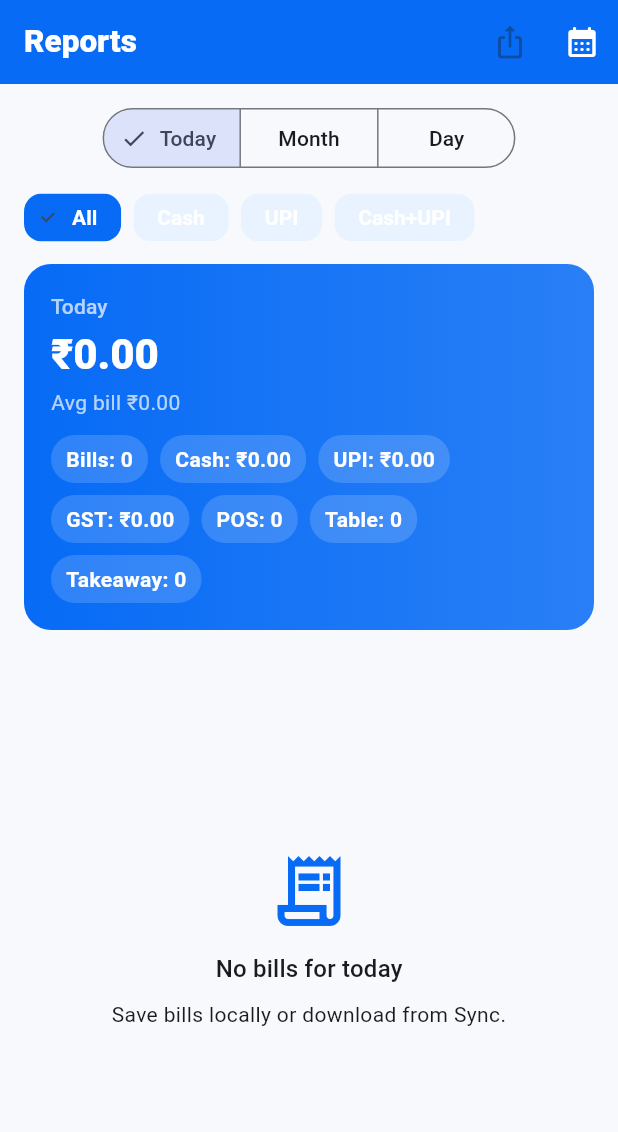
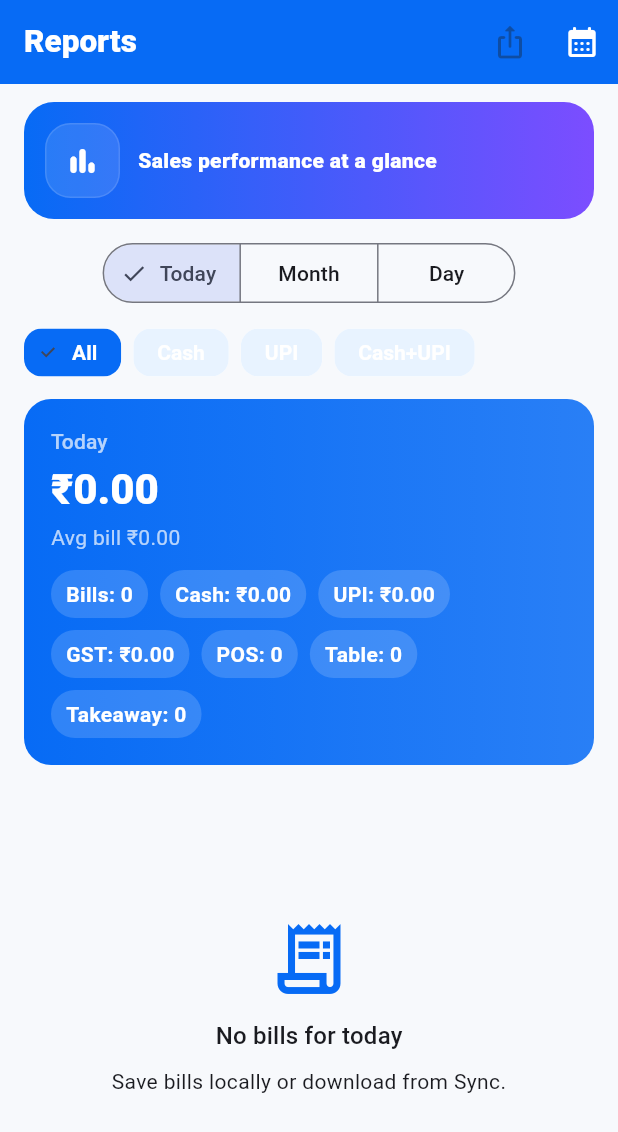
Before and after one commit to Prasad2017/posbillingwala-flutter, a Flutter app: the ReportsPage screen opened by its route, on a phone screen of 412 x 824 dp. Shown: the top 1132 px of the screen. Run offline on Flutter 3.47's test engine with Material 3 defaults, Android fonts, the phone set to English and light mode, and no system bars; our stand-ins replace connectivity_plus, device_info_plus, dio, drift, drift_flutter, firebase_core and 10 more; missing offline and left inert: asn1lib, gal, mobile_scanner, pointycastle, print_bluetooth_thermal, unified_esc_pos_printer; accounts and stored records are empty; generated files the repository leaves out were written again.

```diff
--- a/lib/features/reports/presentation/reports_page.dart
+++ b/lib/features/reports/presentation/reports_page.dart
@@ -7,6 +7,8 @@ import 'package:pos_billingwala_v2/core/database/app_database.dart';
 import 'package:pos_billingwala_v2/features/reports/domain/report_export.dart';
 import 'package:pos_billingwala_v2/features/reports/domain/reports_providers.dart';
 import 'package:pos_billingwala_v2/core/widgtes/widgtes.dart';
+import 'package:pos_billingwala_v2/core/widgets/app_module_icon.dart';
+import 'package:pos_billingwala_v2/core/widgets/app_module_icon.dart';
 
 class ReportsPage extends ConsumerWidget {
   const ReportsPage({super.key});
@@ -55,6 +57,7 @@ class ReportsPage extends ConsumerWidget {
       ),
       body: Column(
         children: [
+          Padding(padding: const EdgeInsets.fromLTRB(16, 12, 16, 0), child: Container(padding: const EdgeInsets.all(14), decoration: BoxDecoration(gradient: const LinearGradient(colors: [AppColors.primary, AppColors.purple]), borderRadius: BorderRadius.circular(20)), child: const Row(children: [AppModuleIcon(icon: Icons.bar_chart_rounded, color: Colors.white, size: 50), SizedBox(width: 12), Expanded(child: Text('Sales performance at a glance', style: TextStyle(color: Colors.white, fontWeight: FontWeight.w900)))]))),
           Padding(
             padding: const EdgeInsets.fromLTRB(16, 12, 16, 0),
             child: SegmentedButton<ReportPeriodKind>(
```
